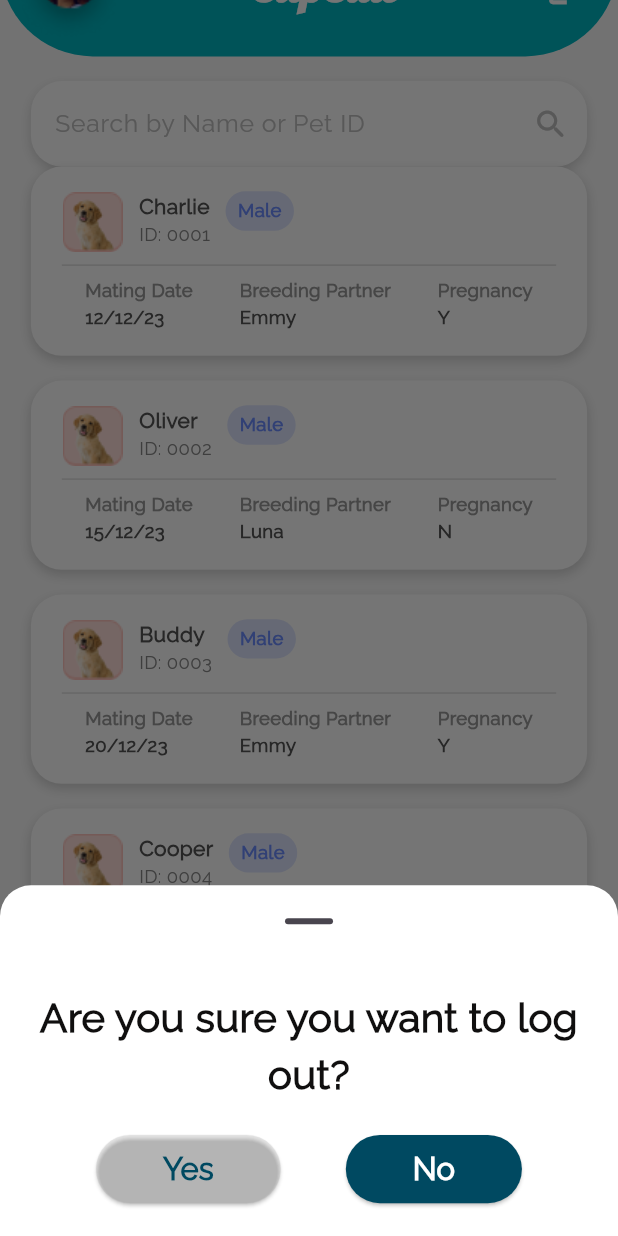
After one commit to aadi-shukla/ClipCuts, a Flutter app: the HomeScreen screen opened directly, scrolled down 86 dp, after a tap on the "logout" icon, on a phone screen of 412 x 824 dp. The commit adds this screen. Run offline on Flutter 3.47's test engine with Material 3 defaults, Android fonts, the phone set to English and light mode, and no system bars; our stand-ins replace flutter_svg; project files that could hold a hidden picture were left out.

Commit message:
home screen and logout modal added

```diff
--- /dev/null
+++ b/clip_cuts/lib/src/features/home_screen/presentation/home_screen.dart
@@ -0,0 +1,439 @@
+import 'dart:convert';
+import 'package:clip_cuts/src/features/sign_in_screen/presentation/sign_in_scren.dart';
+import 'package:flutter/material.dart';
+import 'package:flutter/services.dart';
+
+class HomeScreen extends StatefulWidget {
+  const HomeScreen({super.key});
+
+  @override
+  State<HomeScreen> createState() => _HomeScreenState();
+}
+
+class _HomeScreenState extends State<HomeScreen> {
+  List<dynamic> petsData = [];
+  List<dynamic> filteredPets = [];
+  TextEditingController searchController = TextEditingController();
+
+  @override
+  void initState() {
+    super.initState();
+    loadPetsData();
+  }
+
+  Future<void> loadPetsData() async {
+    String jsonString = await rootBundle.loadString('assets/json/pets.json');
+    List<dynamic> data = json.decode(jsonString);
+    setState(() {
+      petsData = data;
+      filteredPets = data;
+    });
+  }
+
+  void filterSearchResults(String query) {
+    if (query.isEmpty) {
+      setState(() {
+        filteredPets = petsData;
+      });
+      return;
+    }
+    setState(() {
+      filteredPets = petsData.where((pet) {
+        return pet['name'].toLowerCase().contains(query.toLowerCase()) ||
+            pet['id'].toString().contains(query);
+      }).toList();
+    });
+  }
+
+  void _showLogoutModal(BuildContext context) {
+    showModalBottomSheet(
+      context: context,
+      showDragHandle: true,
+      backgroundColor: const Color(0xffffffff),
+      shape: RoundedRectangleBorder(
+        borderRadius: BorderRadius.vertical(
+          top: Radius.circular(MediaQuery.of(context).size.width * 0.05),
+        ),
+      ),
+      builder: (BuildContext context) {
+        return Padding(
+          padding: EdgeInsets.all(MediaQuery.of(context).size.width * 0.05),
+          child: Column(
+            mainAxisSize: MainAxisSize.min,
+            children: [
+              Text(
+                "Are you sure you want to log out?",
+                textAlign: TextAlign.center,
+                style: TextStyle(
+                  color: const Color(0xff100f0f),
+                  fontSize: MediaQuery.of(context).size.height * 0.0325,
+                  fontWeight: FontWeight.bold,
+                ),
+              ),
+              SizedBox(height: MediaQuery.of(context).size.height * 0.025),
+              Row(
+                mainAxisAlignment: MainAxisAlignment.spaceEvenly,
+                children: [
+                  ElevatedButton(
+                    onPressed: () {
+                      Navigator.push(
+                        context,
+                        MaterialPageRoute(
+                          builder: (context) => const SignInScreen(),
+                        ),
+                      );
+                    },
+                    style: ElevatedButton.styleFrom(
+                      backgroundColor: Colors.grey.withOpacity(
+                        0.2,
+                      ),
+                    ),
+                    child: Padding(
+                      padding: EdgeInsets.symmetric(
+                        vertical: MediaQuery.of(context).size.height * 0.01,
+                        horizontal: MediaQuery.of(context).size.width * 0.05,
+                      ),
+                      child: Text(
+                        "Yes",
+                        style: TextStyle(
+                          color: const Color(0xff004961),
+                          fontSize: MediaQuery.of(context).size.height * 0.025,
+                          fontWeight: FontWeight.bold,
+                        ),
+                      ),
+                    ),
+                  ),
+                  ElevatedButton(
+                    onPressed: () {
+                      Navigator.pop(context);
+                    },
+                    style: ElevatedButton.styleFrom(
+                      backgroundColor: const Color(0xff004961),
+                    ),
+                    child: Padding(
+                      padding: EdgeInsets.symmetric(
+                        vertical: MediaQuery.of(context).size.height * 0.01,
+                        horizontal: MediaQuery.of(context).size.width * 0.05,
+                      ),
+                      child: Text(
+                        "No",
+                        style: TextStyle(
+                          color: const Color(0xffffffff),
+                          fontSize: MediaQuery.of(context).size.height * 0.025,
+                          fontWeight: FontWeight.bold,
+                        ),
+                      ),
+                    ),
+                  ),
+                ],
+              ),
+            ],
+          ),
+        );
+      },
+    );
+  }
+
+  @override
+  Widget build(BuildContext context) {
+    return Scaffold(
+      backgroundColor: const Color(0xfff9f9f9),
+      body: SingleChildScrollView(
+        child: Column(
+          children: [
+            Container(
+              height: MediaQuery.of(context).size.height * 0.15,
+              width: MediaQuery.of(context).size.width,
+              decoration: BoxDecoration(
+                color: const Color(0xff00B4BF),
+                borderRadius: BorderRadius.only(
+                  bottomLeft:
+                      Radius.circular(MediaQuery.of(context).size.width * 0.15),
+                  bottomRight:
+                      Radius.circular(MediaQuery.of(context).size.width * 0.15),
+                ),
+              ),
+              child: Column(
+                children: [
+                  SizedBox(
+                    height: MediaQuery.of(context).size.height * 0.05,
+                  ),
+                  Padding(
+                    padding: EdgeInsets.symmetric(
+                        horizontal: MediaQuery.of(context).size.width * 0.025),
+                    child: Row(
+                      mainAxisAlignment: MainAxisAlignment.spaceBetween,
+                      crossAxisAlignment: CrossAxisAlignment.center,
+                      children: [
+                        ClipOval(
+                          child: Image.asset(
+                            'assets/images/img_profile.png',
+                            fit: BoxFit.cover,
+                            width: MediaQuery.of(context).size.width * 0.175,
+                            height: MediaQuery.of(context).size.width * 0.175,
+                          ),
+                        ),
+                        Text(
+                          "ClipCuts",
+                          style: TextStyle(
+                            color: Colors.white,
+                            fontSize: MediaQuery.of(context).size.width * 0.075,
+                            fontWeight: FontWeight.bold,
+                            fontFamily: 'Pattaya',
+                          ),
+                        ),
+                        IconButton(
+                          icon: Icon(
+                            Icons.logout_outlined,
+                            color: Colors.white,
+                            size: MediaQuery.of(context).size.width * 0.075,
+                          ),
+                          onPressed: () {
+                            _showLogoutModal(context);
+                          },
+                        ),
+                      ],
+                    ),
+                  ),
+                ],
+              ),
+            ),
+            SizedBox(
+              height: MediaQuery.of(context).size.height * 0.02,
+            ),
+            Padding(
+              padding: EdgeInsets.symmetric(
+                  horizontal: MediaQuery.of(context).size.width * 0.05),
+              child: Container(
+                decoration: BoxDecoration(
+                  color: const Color(0xffffffff),
+                  borderRadius: BorderRadius.circular(
+                    MediaQuery.of(context).size.height * 0.025,
+                  ),
+                  boxShadow: const [
+                    BoxShadow(
+                      color: Color(0x29000000),
+                      offset: Offset(0, 3),
+                      blurRadius: 6,
+                    ),
+                  ],
+                ),
+                child: TextField(
+                  controller: searchController,
+                  onChanged: filterSearchResults,
+                  decoration: InputDecoration(
+                    hintText: "Search by Name or Pet ID",
+                    hintStyle: TextStyle(
+                      color: const Color(0xffbfbfbf),
+                      fontSize: MediaQuery.of(context).size.height * 0.02,
+                    ),
+                    suffixIcon: Icon(
+                      Icons.search_rounded,
+                      color: const Color(0xffbfbfbf),
+                      size: MediaQuery.of(context).size.height * 0.03,
+                    ),
+                    border: OutlineInputBorder(
+                      borderRadius: BorderRadius.circular(
+                        MediaQuery.of(context).size.height * 0.025,
+                      ),
+                      borderSide: BorderSide.none,
+                    ),
+                  ),
+                ),
+              ),
+            ),
+            Padding(
+              padding: EdgeInsets.symmetric(
+                  horizontal: MediaQuery.of(context).size.width * 0.05),
+              child: ListView.builder(
+                shrinkWrap: true,
+                physics: const NeverScrollableScrollPhysics(),
+                itemCount: filteredPets.length,
+                itemBuilder: (context, index) {
+                  var pet = filteredPets[index];
+
+                  return Container(
+                    margin: EdgeInsets.only(
+                        bottom: MediaQuery.of(context).size.height * 0.02),
+                    width: MediaQuery.of(context).size.width * 0.9,
+                    decoration: BoxDecoration(
+                      color: const Color(0xffffffff),
+                      borderRadius: BorderRadius.circular(
+                          MediaQuery.of(context).size.height * 0.025),
+                      boxShadow: const [
+                        BoxShadow(
+                          color: Color(0x29000000),
+                          offset: Offset(0, 3),
+                          blurRadius: 6,
+                        ),
+                      ],
+                    ),
+                    child: Padding(
+                      padding: EdgeInsets.symmetric(
+                        horizontal: MediaQuery.of(context).size.width * 0.05,
+                        vertical: MediaQuery.of(context).size.height * 0.02,
+                      ),
+                      child: Column(
+                        children: [
+                          Row(
+                            crossAxisAlignment: CrossAxisAlignment.start,
+                            children: [
+                              Image.asset(
+                                "assets/images/img_pet.png",
+                                width: MediaQuery.of(context).size.width * 0.1,
+                                height: MediaQuery.of(context).size.width * 0.1,
+                              ),
+                              SizedBox(
+                                  width: MediaQuery.of(context).size.width *
+                                      0.025),
+                              Column(
+                                crossAxisAlignment: CrossAxisAlignment.start,
+                                children: [
+                                  Text(
+                                    pet['name'],
+                                    style: TextStyle(
+                                      fontSize:
+                                          MediaQuery.of(context).size.height *
+                                              0.017,
+                                      fontWeight: FontWeight.bold,
+                                      color: const Color(0xff545454),
+                                    ),
+                                  ),
+                                  Text(
+                                    "ID: ${pet['id']}",
+                                    style: TextStyle(
+                                      fontSize:
+                                          MediaQuery.of(context).size.height *
+                                              0.015,
+                                      color: const Color(0xff888888),
+                                    ),
+                                  ),
+                                ],
+                              ),
+                              SizedBox(
+                                  width: MediaQuery.of(context).size.width *
+                                      0.025),
+                              Container(
+                                decoration: BoxDecoration(
+                                  color: const Color(0xffDEE5FF),
+                                  borderRadius: BorderRadius.circular(
+                                      MediaQuery.of(context).size.height *
+                                          0.025),
+                                ),
+                                child: Padding(
+                                  padding: EdgeInsets.symmetric(
+                                    vertical:
+                                        MediaQuery.of(context).size.width *
+                                            0.01,
+                                    horizontal:
+                                        MediaQuery.of(context).size.width *
+                                            0.02,
+                                  ),
+                                  child: Text(
+                                    pet['gender'],
+                                    style: TextStyle(
+                                      fontSize:
+                                          MediaQuery.of(context).size.height *
+                                              0.015,
+                                      color: const Color(0xff6B8CFF),
+                                      fontWeight: FontWeight.bold,
+                                    ),
+                                  ),
+                                ),
+                              ),
+                            ],
+                          ),
+                          const Divider(color: Color(0xffe0e0e0)),
+                          Row(
+                            mainAxisAlignment: MainAxisAlignment.spaceAround,
+                            children: [
+                              Column(
+                                crossAxisAlignment: CrossAxisAlignment.start,
+                                children: [
+                                  Text(
+                                    "Mating Date",
+                                    style: TextStyle(
+                                      color: const Color(0xff999999),
+                                      fontSize:
+                                          MediaQuery.of(context).size.height *
+                                              0.015,
+                                      fontWeight: FontWeight.bold,
+                                    ),
+                                  ),
+                                  Text(
+                                    pet['mating_date'],
+                                    style: TextStyle(
+                                      color: const Color(0xff545454),
+                                      fontSize:
+                                          MediaQuery.of(context).size.height *
+                                              0.015,
+                                      fontWeight: FontWeight.bold,
+                                    ),
+                                  ),
+                                ],
+                              ),
+                              Column(
+                                crossAxisAlignment: CrossAxisAlignment.start,
+                                children: [
+                                  Text(
+                                    "Breeding Partner",
+                                    style: TextStyle(
+                                      color: const Color(0xff999999),
+                                      fontSize:
+                                          MediaQuery.of(context).size.height *
+                                              0.015,
+                                      fontWeight: FontWeight.bold,
+                                    ),
+                                  ),
+                                  Text(
+                                    pet['breeding_partner'],
+                                    style: TextStyle(
+                                      color: const Color(0xff545454),
+                                      fontSize:
+                                          MediaQuery.of(context).size.height *
+                                              0.015,
+                                      fontWeight: FontWeight.bold,
+                                    ),
+                                  ),
+                                ],
+                              ),
+                              Column(
+                                crossAxisAlignment: CrossAxisAlignment.start,
+                                children: [
+                                  Text(
+                                    "Pregnancy",
+                                    style: TextStyle(
+                                      color: const Color(0xff999999),
+                                      fontSize:
+                                          MediaQuery.of(context).size.height *
+                                              0.015,
+                                      fontWeight: FontWeight.bold,
+                                    ),
+                                  ),
+                                  Text(
+                                    pet['pregnancy'],
+                                    style: TextStyle(
+                                      color: const Color(0xff545454),
+                                      fontSize:
+                                          MediaQuery.of(context).size.height *
+                                              0.015,
+                                      fontWeight: FontWeight.bold,
+                                    ),
+                                  ),
+                                ],
+                              ),
+                            ],
+                          ),
+                        ],
+                      ),
+                    ),
+                  );
+                },
+              ),
+            ),
+          ],
+        ),
+      ),
+    );
+  }
+}
--- a/clip_cuts/lib/src/features/sign_in_screen/presentation/sign_in_scren.dart
+++ b/clip_cuts/lib/src/features/sign_in_screen/presentation/sign_in_scren.dart
@@ -1,3 +1,4 @@
+import 'package:clip_cuts/src/features/home_screen/presentation/home_screen.dart';
 import 'package:clip_cuts/src/features/sign_up_screen/presentation/sign_up_screen.dart';
 import 'package:flutter/material.dart';
 
@@ -317,7 +318,14 @@ class _SignInScreenState extends State<SignInScreen> {
                         horizontal: MediaQuery.of(context).size.width * 0.05),
                     child: ElevatedButton(
                       onPressed: () {
-                        if (_formKey.currentState?.validate() ?? false) {}
+                        if (_formKey.currentState?.validate() ?? false) {
+                          Navigator.push(
+                            context,
+                            MaterialPageRoute(
+                              builder: (context) => const HomeScreen(),
+                            ),
+                          );
+                        }
                       },
                       style: ElevatedButton.styleFrom(
                         minimumSize: Size(double.infinity,
--- a/clip_cuts/pubspec.yaml
+++ b/clip_cuts/pubspec.yaml
@@ -63,6 +63,7 @@ flutter:
     - assets/svg/
     - assets/images/
     - assets/fonts/
+    - assets/json/
   #   - images/a_dot_ham.jpeg
 
   # An image asset can refer to one or more resolution-specific "variants", see
```
Also changed, not shown: clip_cuts/assets/json/pets.json (added, +42 -0 lines), clip_cuts/assets/images/img_pet.png (added), clip_cuts/assets/images/img_profile.png (added).
